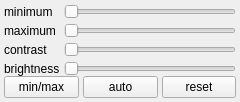
Qt form annot/gui/contrast.ui (manerotoni/afw) before a commit.
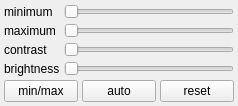
The same form after that commit.

Patch:
```diff
--- a/annot/gui/contrast.ui
+++ b/annot/gui/contrast.ui
@@ -6,8 +6,8 @@
    <rect>
     <x>0</x>
     <y>0</y>
-    <width>240</width>
-    <height>140</height>
+    <width>238</width>
+    <height>142</height>
    </rect>
   </property>
   <property name="sizePolicy">
@@ -25,7 +25,7 @@
   <property name="windowTitle">
    <string>Form</string>
   </property>
-  <layout class="QVBoxLayout" name="verticalLayout_2" stretch="0">
+  <layout class="QVBoxLayout" name="verticalLayout_2" stretch="0,0">
    <property name="spacing">
     <number>4</number>
    </property>
@@ -36,20 +36,6 @@
     <number>4</number>
    </property>
    <item>
-    <layout class="QVBoxLayout" name="vbox">
-     <property name="spacing">
-      <number>0</number>
-     </property>
-     <property name="leftMargin">
-      <number>0</number>
-     </property>
-     <property name="topMargin">
-      <number>0</number>
-     </property>
-     <property name="rightMargin">
-      <number>0</number>
-     </property>
-     <item>
       <layout class="QGridLayout" name="gbox">
        <property name="spacing">
         <number>4</number>
@@ -200,8 +186,6 @@
           <string>reset</string>
          </property>
         </widget>
-       </item>
-      </layout>
      </item>
     </layout>
    </item>
```
Lines whose indentation alone changed are shown as unchanged.
